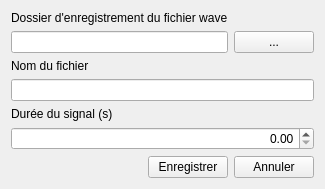
Nakio195/GBF_Project, file IHM/GBF_IHM_Export.ui: the form before one commit.
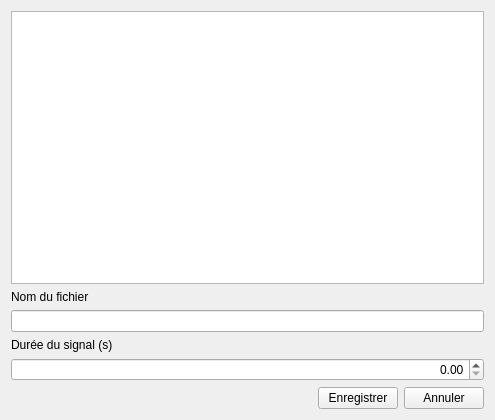
The form after the commit.

Commit message: Modification de l'IHm d'export Intégration d'une arborescence de fichier.

```diff
--- a/IHM/GBF_IHM_Export.ui
+++ b/IHM/GBF_IHM_Export.ui
@@ -6,36 +6,29 @@
    <rect>
     <x>0</x>
     <y>0</y>
-    <width>294</width>
-    <height>179</height>
+    <width>495</width>
+    <height>420</height>
    </rect>
   </property>
   <property name="windowTitle">
    <string>Form</string>
   </property>
   <layout class="QGridLayout" name="gridLayout">
-   <item row="6" column="2">
-    <widget class="QPushButton" name="pushButton_3">
+   <item row="5" column="2">
+    <widget class="QPushButton" name="btn_Cancel">
      <property name="text">
       <string>Annuler</string>
      </property>
     </widget>
    </item>
-   <item row="1" column="2">
-    <widget class="QPushButton" name="pushButton">
-     <property name="text">
-      <string>...</string>
-     </property>
-    </widget>
-   </item>
-   <item row="6" column="1">
-    <widget class="QPushButton" name="pushButton_2">
+   <item row="5" column="1">
+    <widget class="QPushButton" name="btn_Save">
      <property name="text">
       <string>Enregistrer</string>
      </property>
     </widget>
    </item>
-   <item row="6" column="0">
+   <item row="5" column="0">
     <spacer name="horizontalSpacer">
      <property name="orientation">
       <enum>Qt::Horizontal</enum>
@@ -48,39 +41,32 @@
      </property>
     </spacer>
    </item>
-   <item row="5" column="0" colspan="3">
+   <item row="4" column="0" colspan="3">
     <widget class="QDoubleSpinBox" name="doubleSpinBox">
      <property name="alignment">
       <set>Qt::AlignRight|Qt::AlignTrailing|Qt::AlignVCenter</set>
      </property>
     </widget>
    </item>
-   <item row="4" column="0" colspan="2">
+   <item row="3" column="0" colspan="2">
     <widget class="QLabel" name="label_3">
      <property name="text">
       <string>Durée du signal (s)</string>
      </property>
     </widget>
    </item>
-   <item row="3" column="0" colspan="3">
+   <item row="2" column="0" colspan="3">
     <widget class="QLineEdit" name="lineEdit_2"/>
    </item>
-   <item row="2" column="0" colspan="2">
+   <item row="1" column="0" colspan="2">
     <widget class="QLabel" name="label_2">
      <property name="text">
       <string>Nom du fichier</string>
      </property>
     </widget>
    </item>
-   <item row="1" column="0" colspan="2">
-    <widget class="QLineEdit" name="lineEdit"/>
-   </item>
-   <item row="0" column="0" colspan="2">
-    <widget class="QLabel" name="label">
-     <property name="text">
-      <string>Dossier d'enregistrement du fichier wave</string>
-     </property>
-    </widget>
+   <item row="0" column="0" colspan="3">
+    <widget class="QTreeView" name="treeView"/>
    </item>
   </layout>
  </widget>
```
The commit also changes 2 other files.
